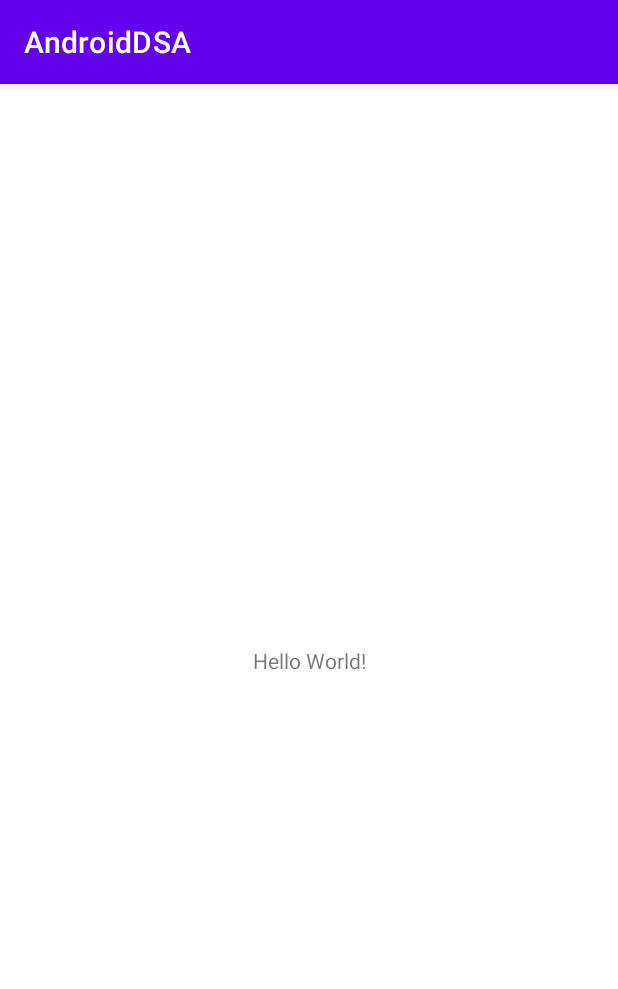
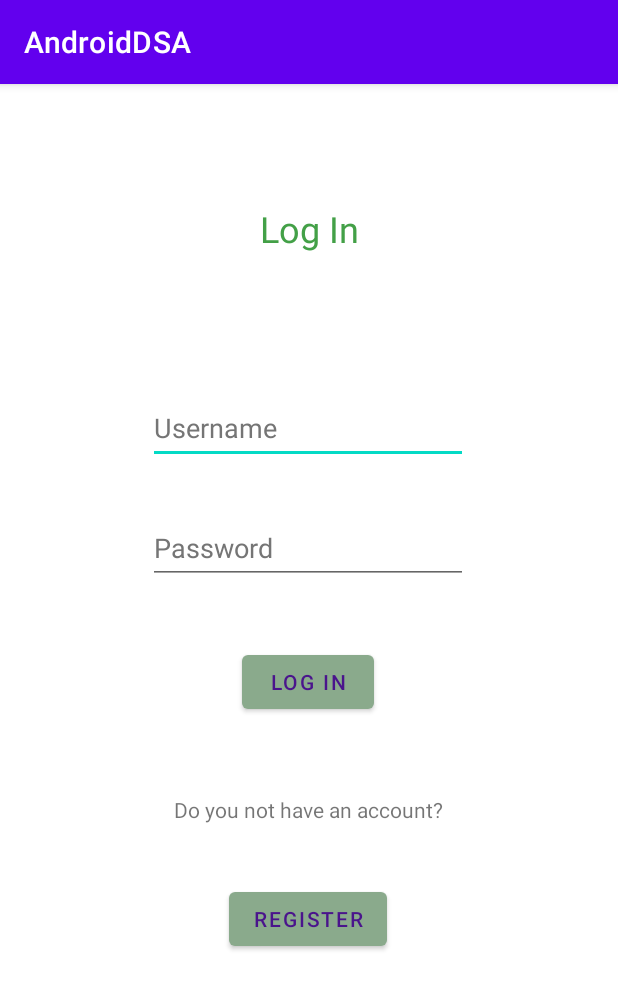
Before and after one commit to itziarmensa/Android-DSA, an Android app: the screen it shows after launch (MainActivity before the commit, MainLogIn after it), on a phone screen of 412 x 824 dp. Shown: the top 989 px of the screen. Run offline under Robolectric (Android 15) with nearby library versions, the light colour scheme and no system bars.

Commit message:
Design done

```diff
--- a/app/src/main/AndroidManifest.xml
+++ b/app/src/main/AndroidManifest.xml
@@ -1,7 +1,7 @@
 <?xml version="1.0" encoding="utf-8"?>
 <manifest xmlns:android="http://schemas.android.com/apk/res/android"
     xmlns:tools="http://schemas.android.com/tools"
-    package="com.itziar.androiddsa">
+    package="com.itziar.androiddsa" >
 
     <application
         android:allowBackup="true"
@@ -12,10 +12,13 @@
         android:roundIcon="@mipmap/ic_launcher_round"
         android:supportsRtl="true"
         android:theme="@style/Theme.AndroidDSA"
-        tools:targetApi="31">
+        tools:targetApi="31" >
         <activity
-            android:name=".MainActivity"
-            android:exported="true">
+            android:name=".MainRegister"
+            android:exported="false" />
+        <activity
+            android:name=".MainLogIn"
+            android:exported="true" >
             <intent-filter>
                 <action android:name="android.intent.action.MAIN" />
 
--- a/app/src/main/java/com/itziar/androiddsa/MainActivity.java
+++ b/app/src/main/java/com/itziar/androiddsa/MainLogIn.java
@@ -4,11 +4,11 @@ import androidx.appcompat.app.AppCompatActivity;
 
 import android.os.Bundle;
 
-public class MainActivity extends AppCompatActivity {
+public class MainLogIn extends AppCompatActivity {
 
     @Override
     protected void onCreate(Bundle savedInstanceState) {
         super.onCreate(savedInstanceState);
-        setContentView(R.layout.activity_main);
+        setContentView(R.layout.login_main);
     }
 }
--- a/app/src/main/res/layout/activity_main.xml
+++ /dev/null
@@ -1,18 +0,0 @@
-<?xml version="1.0" encoding="utf-8"?>
-<androidx.constraintlayout.widget.ConstraintLayout xmlns:android="http://schemas.android.com/apk/res/android"
-    xmlns:app="http://schemas.android.com/apk/res-auto"
-    xmlns:tools="http://schemas.android.com/tools"
-    android:layout_width="match_parent"
-    android:layout_height="match_parent"
-    tools:context=".MainActivity">
-
-    <TextView
-        android:layout_width="wrap_content"
-        android:layout_height="wrap_content"
-        android:text="Hello World!"
-        app:layout_constraintBottom_toBottomOf="parent"
-        app:layout_constraintEnd_toEndOf="parent"
-        app:layout_constraintStart_toStartOf="parent"
-        app:layout_constraintTop_toTopOf="parent" />
-
-</androidx.constraintlayout.widget.ConstraintLayout>
--- /dev/null
+++ b/app/src/main/res/layout/login_main.xml
@@ -0,0 +1,96 @@
+<?xml version="1.0" encoding="utf-8"?>
+<androidx.constraintlayout.widget.ConstraintLayout xmlns:android="http://schemas.android.com/apk/res/android"
+    xmlns:app="http://schemas.android.com/apk/res-auto"
+    xmlns:tools="http://schemas.android.com/tools"
+    android:layout_width="match_parent"
+    android:layout_height="match_parent"
+    tools:context=".MainLogIn">
+
+    <TextView
+        android:id="@+id/textView"
+        android:layout_width="wrap_content"
+        android:layout_height="wrap_content"
+        android:text="@string/log_in"
+        android:textColor="#43A047"
+        android:textSize="24sp"
+        app:layout_constraintBottom_toBottomOf="parent"
+        app:layout_constraintEnd_toEndOf="parent"
+        app:layout_constraintStart_toStartOf="parent"
+        app:layout_constraintTop_toTopOf="parent"
+        app:layout_constraintVertical_bias="0.109" />
+
+    <EditText
+        android:id="@+id/userName"
+        android:layout_width="wrap_content"
+        android:layout_height="wrap_content"
+        android:ems="10"
+        android:hint="@string/username"
+        android:inputType="textPersonName"
+        android:minHeight="48dp"
+        android:textColorHint="#757575"
+        app:layout_constraintBottom_toBottomOf="parent"
+        app:layout_constraintEnd_toEndOf="parent"
+        app:layout_constraintHorizontal_bias="0.497"
+        app:layout_constraintStart_toStartOf="parent"
+        app:layout_constraintTop_toTopOf="parent"
+        app:layout_constraintVertical_bias="0.285"
+        android:autofillHints="" />
+
+    <EditText
+        android:id="@+id/password"
+        android:layout_width="wrap_content"
+        android:layout_height="wrap_content"
+        android:ems="10"
+        android:hint="@string/password"
+        android:inputType="textPassword"
+        android:minHeight="48dp"
+        android:textColorHint="#757575"
+        app:layout_constraintBottom_toBottomOf="parent"
+        app:layout_constraintEnd_toEndOf="parent"
+        app:layout_constraintHorizontal_bias="0.497"
+        app:layout_constraintStart_toStartOf="parent"
+        app:layout_constraintTop_toBottomOf="@+id/userName"
+        app:layout_constraintVertical_bias="0.069"
+        android:autofillHints="" />
+
+    <Button
+        android:id="@+id/btnLogIn"
+        android:layout_width="wrap_content"
+        android:layout_height="wrap_content"
+        android:text="@string/log_in_button"
+        android:textColor="#4A148C"
+        app:backgroundTint="#8AAA8C"
+        app:layout_constraintBottom_toBottomOf="parent"
+        app:layout_constraintEnd_toEndOf="parent"
+        app:layout_constraintHorizontal_bias="0.498"
+        app:layout_constraintStart_toStartOf="parent"
+        app:layout_constraintTop_toBottomOf="@+id/password"
+        app:layout_constraintVertical_bias="0.107" />
+
+    <TextView
+        android:id="@+id/textView2"
+        android:layout_width="wrap_content"
+        android:layout_height="wrap_content"
+        android:text="@string/do_you_not_have_an_account"
+        app:layout_constraintBottom_toBottomOf="parent"
+        app:layout_constraintEnd_toEndOf="parent"
+        app:layout_constraintHorizontal_bias="0.498"
+        app:layout_constraintStart_toStartOf="parent"
+        app:layout_constraintTop_toBottomOf="@+id/btnLogIn"
+        app:layout_constraintVertical_bias="0.157" />
+
+    <Button
+        android:id="@+id/btnRegister"
+        android:layout_width="wrap_content"
+        android:layout_height="wrap_content"
+        android:text="@string/register"
+        android:textColor="#4A148C"
+        app:backgroundTint="#8AAA8C"
+        app:layout_constraintBottom_toBottomOf="parent"
+        app:layout_constraintEnd_toEndOf="parent"
+        app:layout_constraintHorizontal_bias="0.498"
+        app:layout_constraintStart_toStartOf="parent"
+        app:layout_constraintTop_toBottomOf="@+id/textView2"
+        app:layout_constraintVertical_bias="0.173" />
+
+</androidx.constraintlayout.widget.ConstraintLayout>
--- a/app/src/main/res/values/strings.xml
+++ b/app/src/main/res/values/strings.xml
@@ -1,3 +1,17 @@
 <resources>
     <string name="app_name">AndroidDSA</string>
+    <string name="log_in">Log In</string>
+    <string name="username">Username</string>
+    <string name="password">Password</string>
+    <string name="log_in_button">Log in</string>
+    <string name="do_you_not_have_an_account">Do you not have an account?</string>
+    <string name="register">Register</string>
+    <string name="register_title">Register</string>
+    <string name="surname">Surname</string>
+    <string name="name">Name</string>
+    <string name="password_reg">Password</string>
+    <string name="gmail">Gmail</string>
+    <string name="username_reg">Username</string>
+    <string name="ok">ok</string>
+    <string name="cancel">Cancel</string>
 </resources>
```
Also changed, not shown: app/src/main/java/com/itziar/androiddsa/MainRegister.java (added, +14 -0 lines), app/src/main/res/layout/register_main.xml (added, +125 -0 lines).
